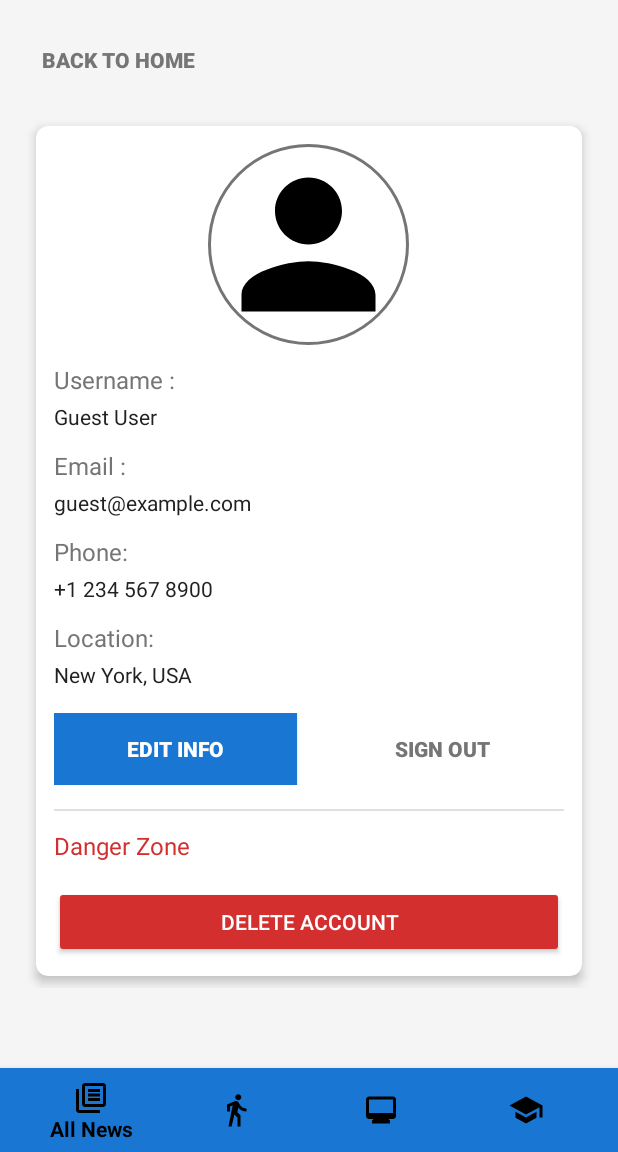
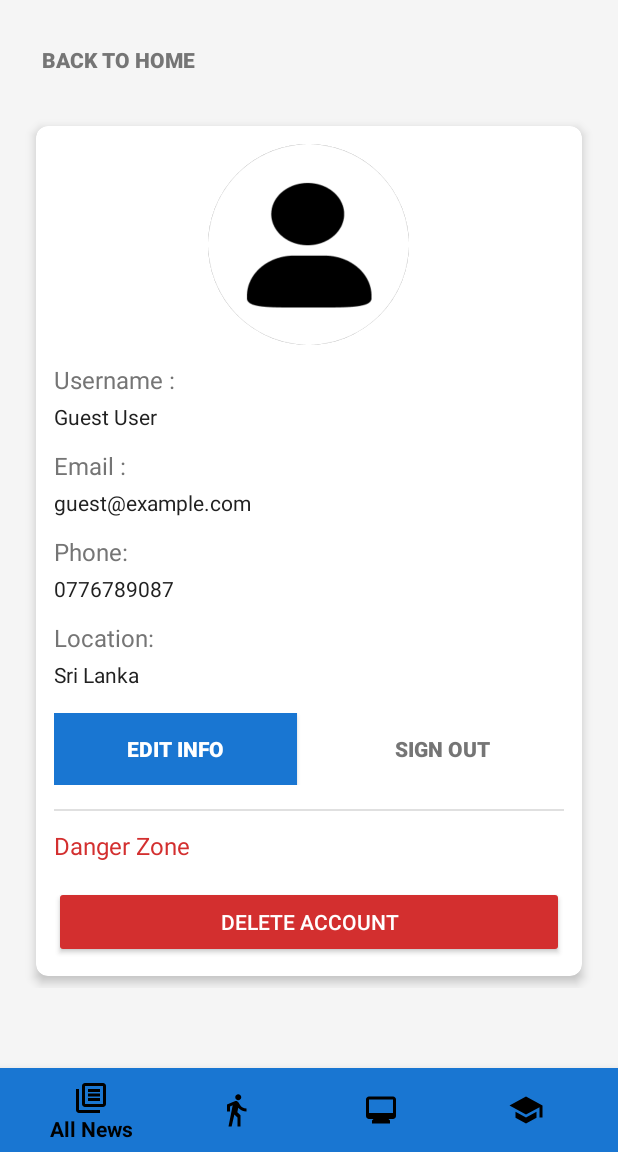
Before and after one commit to Dinithi699/Infoma, an Android app: the fragment UserInfoFragment placed in its activity, on a phone screen of 412 x 824 dp, the part 84-1236 px from its top. Run offline under Robolectric (Android 15) with nearby library versions, the phone set to English and light mode, and no system bars; our stand-ins replace Firebase (no records; nobody signed in at launch, a user with empty details on screens opened directly).

Commit message:
change the profile

```diff
--- a/app/src/main/res/layout/userinfo_fragment.xml
+++ b/app/src/main/res/layout/userinfo_fragment.xml
@@ -49,7 +49,7 @@
                     android:layout_height="134dp"
                     android:layout_gravity="center"
                     android:layout_marginBottom="@dimen/spacing_medium"
-                    android:src="@drawable/ic_person"
+                    android:src="@drawable/user_icon"
                     android:background="@drawable/profile_circle_bg"
                     android:contentDescription="Profile Image" />
 
@@ -95,7 +95,7 @@
                     android:layout_width="match_parent"
                     android:layout_height="wrap_content"
                     android:layout_marginBottom="@dimen/spacing_medium"
-                    android:text="+1 234 567 8900"
+                    android:text="0776789087"
                     android:textAppearance="@style/TextAppearance.Body" />
 
                 <TextView
@@ -109,7 +109,7 @@
                     android:layout_width="match_parent"
                     android:layout_height="wrap_content"
                     android:layout_marginBottom="@dimen/spacing_large"
-                    android:text="New York, USA"
+                    android:text="Sri Lanka"
                     android:textAppearance="@style/TextAppearance.Body" />
 
                 <LinearLayout
```
Also changed, not shown: app/src/main/res/drawable/user_icon.png (added).
